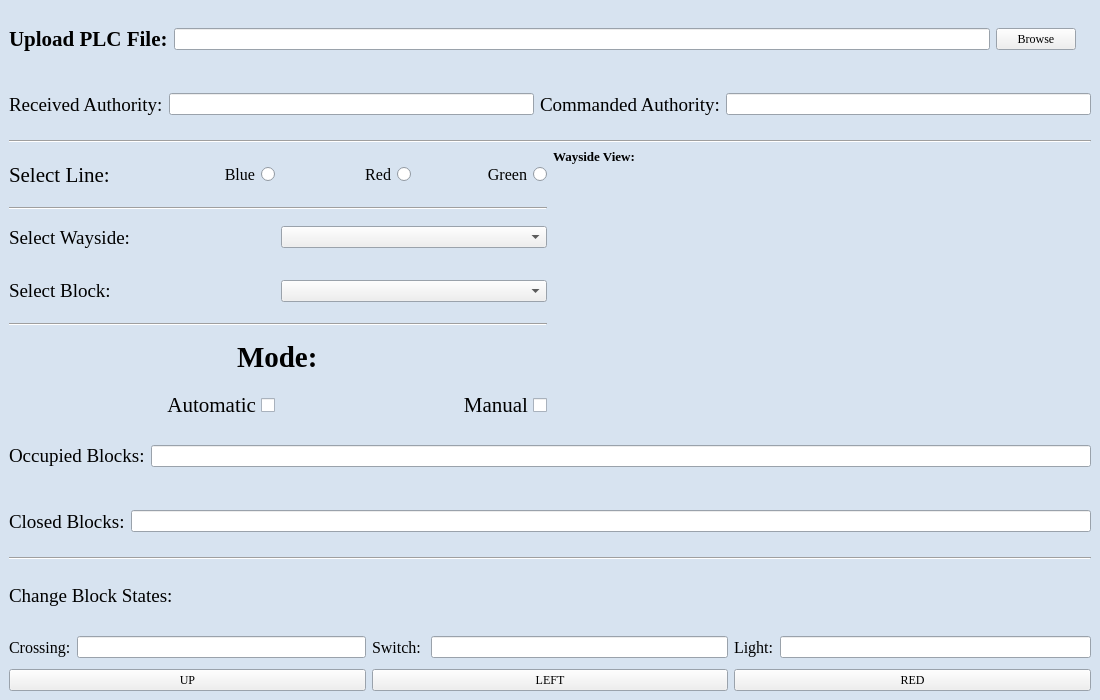
This is Wayside HW/TrackControllerHW_UI.ui in asmithie13/ECE-1140 as Qt 5 draws it before an edit. The edited form follows.
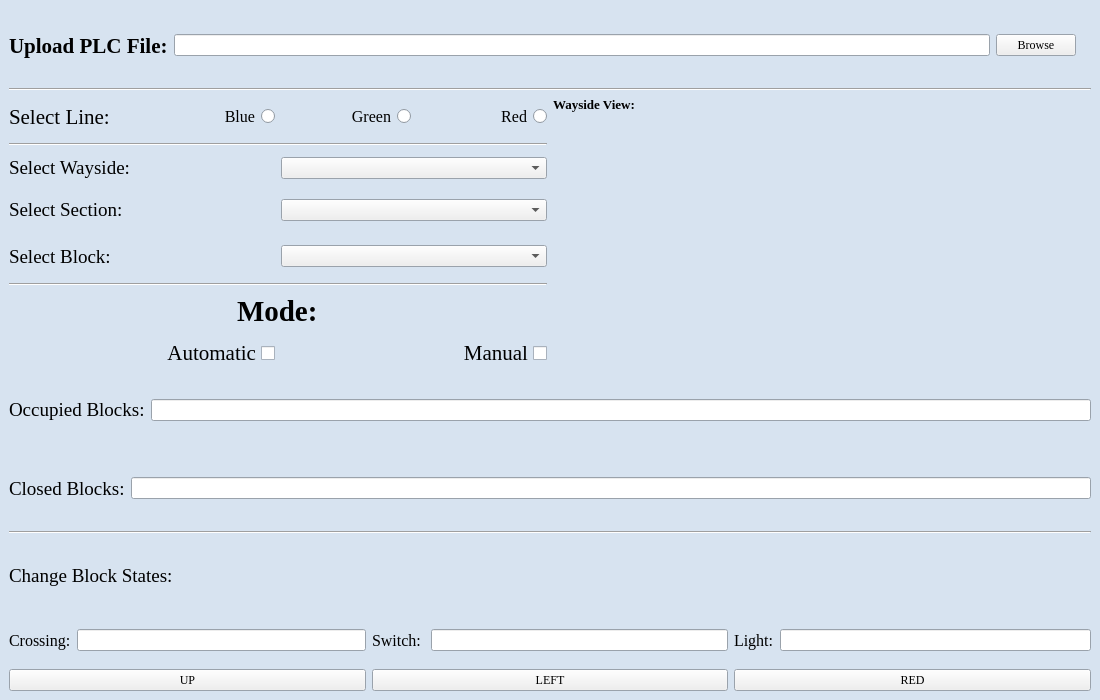
This is the edited form. Icons and pictures are not drawn.

Patch:
```diff
--- a/Wayside HW/TrackControllerHW_UI.ui
+++ b/Wayside HW/TrackControllerHW_UI.ui
@@ -149,57 +149,6 @@
       </item>
      </layout>
     </item>
-    <item>
-     <layout class="QHBoxLayout" name="horizontalLayout_7">
-      <item>
-       <widget class="QLineEdit" name="lineEditCommandedAuth">
-        <property name="font">
-         <font>
-          <family>Times New Roman</family>
-         </font>
-        </property>
-       </widget>
-      </item>
-      <item>
-       <widget class="QLabel" name="labelCommandedAuth">
-        <property name="font">
-         <font>
-          <family>Times New Roman</family>
-          <pointsize>14</pointsize>
-         </font>
-        </property>
-        <property name="text">
-         <string>Commanded Authority:</string>
-        </property>
-       </widget>
-      </item>
-      <item>
-       <widget class="QLineEdit" name="lineEditReceivedAuth">
-        <property name="font">
-         <font>
-          <family>Times New Roman</family>
-         </font>
-        </property>
-        <property name="readOnly">
-         <bool>true</bool>
-        </property>
-       </widget>
-      </item>
-      <item>
-       <widget class="QLabel" name="labelReceivedAuth">
-        <property name="font">
-         <font>
-          <family>Times New Roman</family>
-          <pointsize>14</pointsize>
-         </font>
-        </property>
-        <property name="text">
-         <string>Received Authority:</string>
-        </property>
-       </widget>
-      </item>
-     </layout>
-    </item>
     <item>
      <widget class="Line" name="line">
       <property name="cursor">
@@ -262,25 +211,6 @@
         </property>
         <item>
          <layout class="QHBoxLayout" name="horizontalLayout_2">
-          <item>
-           <widget class="QRadioButton" name="radioButtonGreen">
-            <property name="font">
-             <font>
-              <family>Times New Roman</family>
-              <pointsize>12</pointsize>
-             </font>
-            </property>
-            <property name="cursor">
-             <cursorShape>PointingHandCursor</cursorShape>
-            </property>
-            <property name="text">
-             <string>Green</string>
-            </property>
-            <attribute name="buttonGroup">
-             <string notr="true">buttonGroup</string>
-            </attribute>
-           </widget>
-          </item>
           <item>
            <widget class="QRadioButton" name="radioButtonRed">
             <property name="font">
@@ -300,6 +230,25 @@
             </attribute>
            </widget>
           </item>
+          <item>
+           <widget class="QRadioButton" name="radioButtonGreen">
+            <property name="font">
+             <font>
+              <family>Times New Roman</family>
+              <pointsize>12</pointsize>
+             </font>
+            </property>
+            <property name="cursor">
+             <cursorShape>PointingHandCursor</cursorShape>
+            </property>
+            <property name="text">
+             <string>Green</string>
+            </property>
+            <attribute name="buttonGroup">
+             <string notr="true">buttonGroup</string>
+            </attribute>
+           </widget>
+          </item>
           <item>
            <widget class="QRadioButton" name="radioButtonBlue">
             <property name="font">
@@ -389,6 +338,41 @@
           </item>
          </layout>
         </item>
+        <item>
+         <layout class="QHBoxLayout" name="horizontalLayout_7">
+          <item>
+           <widget class="QComboBox" name="comboBoxSection">
+            <property name="font">
+             <font>
+              <family>Times New Roman</family>
+             </font>
+            </property>
+            <property name="cursor">
+             <cursorShape>PointingHandCursor</cursorShape>
+            </property>
+            <property name="layoutDirection">
+             <enum>Qt::LeftToRight</enum>
+            </property>
+            <property name="placeholderText">
+             <string>Select</string>
+            </property>
+           </widget>
+          </item>
+          <item>
+           <widget class="QLabel" name="labelSelectSection">
+            <property name="font">
+             <font>
+              <family>Times New Roman</family>
+              <pointsize>14</pointsize>
+             </font>
+            </property>
+            <property name="text">
+             <string>Select Section:</string>
+            </property>
+           </widget>
+          </item>
+         </layout>
+        </item>
         <item>
          <layout class="QHBoxLayout" name="horizontalLayout_3">
           <item>
```
